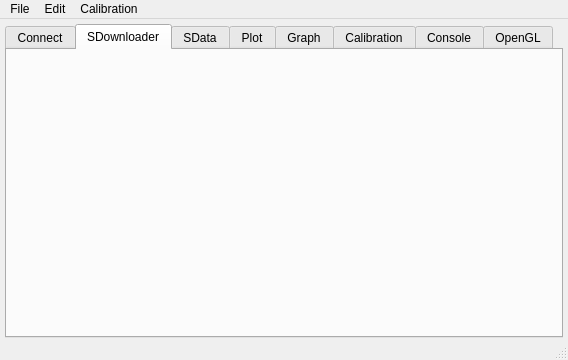
Old version of the form tinyos-2.x/trunk/support/cpp/TestShimmer/src/MainWindow.ui in the repository baharev/szte-wsn-code.
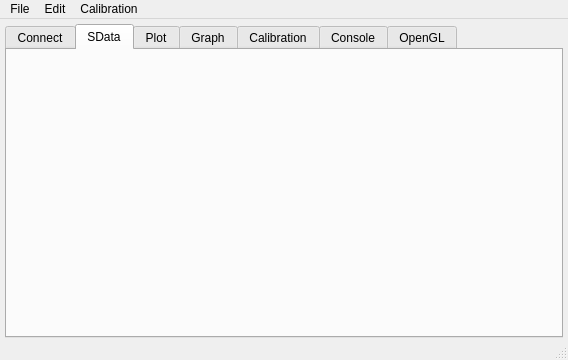
New version of the form. Icons and pictures are not drawn.

Patch:
```diff
--- a/tinyos-2.x/trunk/support/cpp/TestShimmer/src/MainWindow.ui
+++ b/tinyos-2.x/trunk/support/cpp/TestShimmer/src/MainWindow.ui
@@ -50,12 +50,6 @@
         </property>
        </layout>
       </widget>
-      <widget class="QWidget" name="sdownloadTab">
-       <attribute name="title">
-        <string>SDownloader</string>
-       </attribute>
-       <layout class="QVBoxLayout" name="verticalLayout_8"/>
-      </widget>
       <widget class="QWidget" name="sdataTab">
        <attribute name="title">
         <string>SData</string>
```
